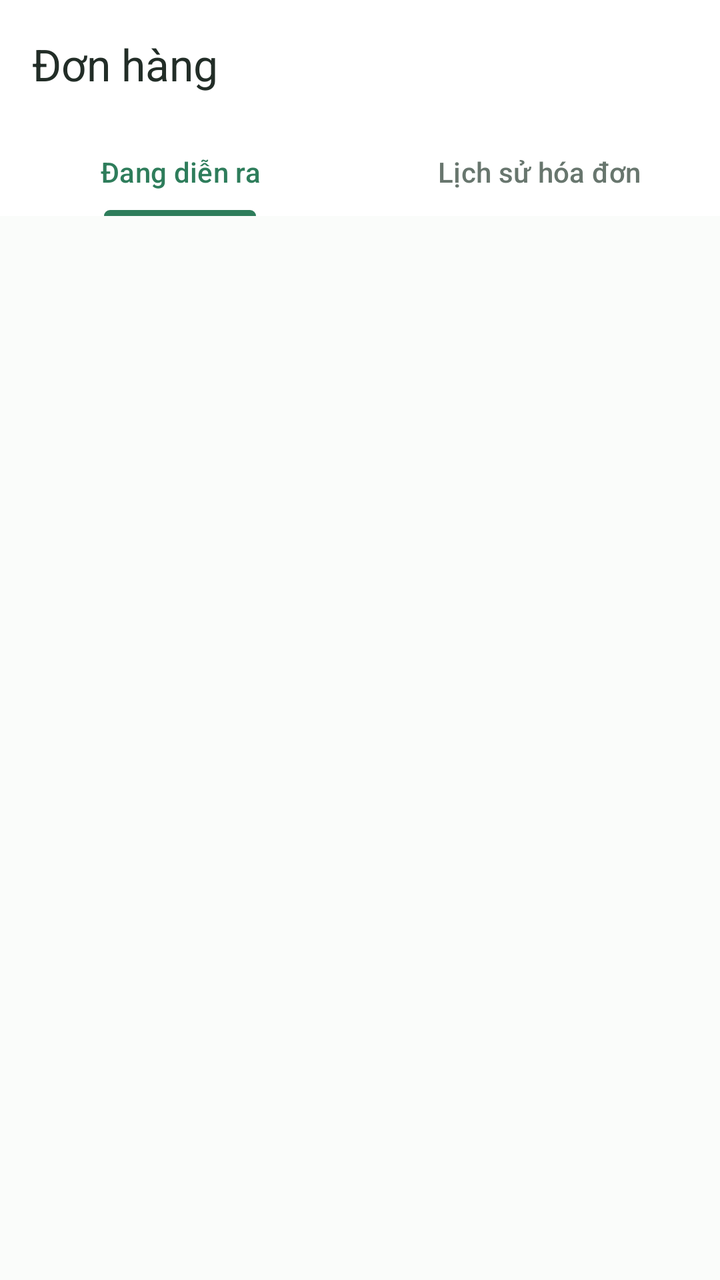
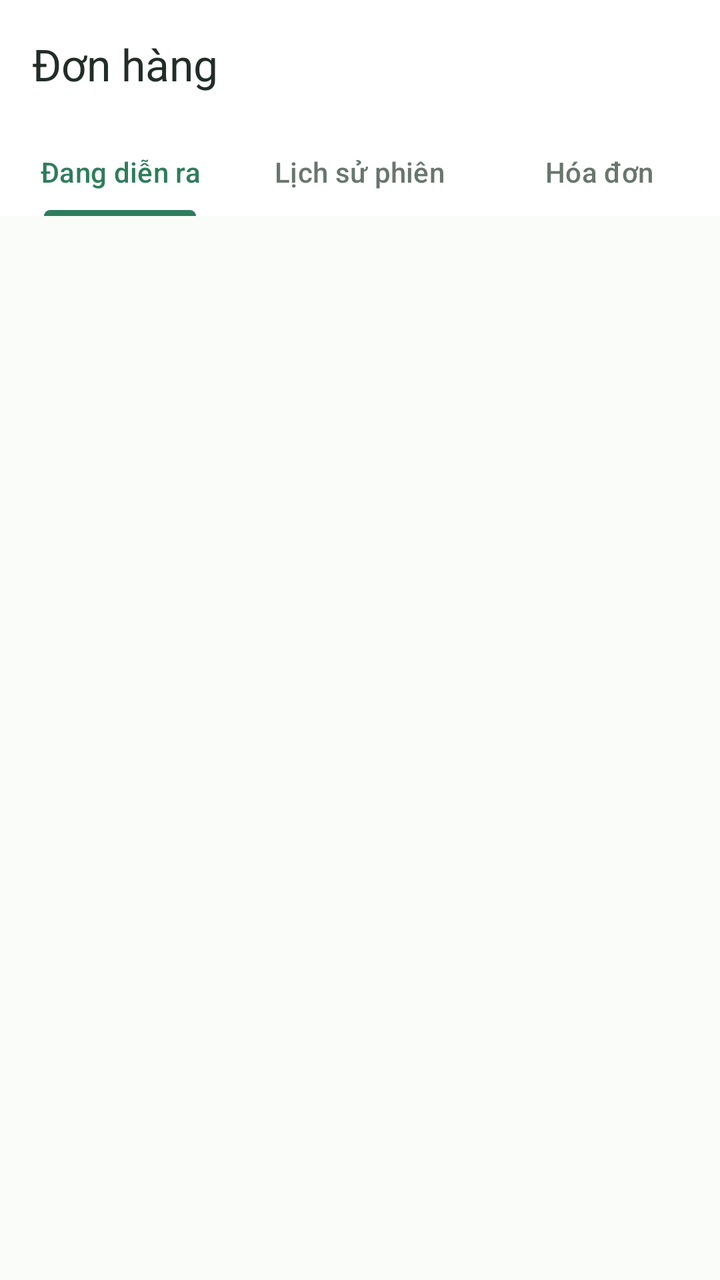

Compare the two renders of this Android layout. The source of the first and the diff that turns it into the second are given below.
<!-- AndroidManifest.xml: application theme Theme.VietTable -->
<!-- res/layout/fragment_order_history.xml -->
<?xml version="1.0" encoding="utf-8"?>
<androidx.coordinatorlayout.widget.CoordinatorLayout xmlns:android="http://schemas.android.com/apk/res/android"
    xmlns:app="http://schemas.android.com/apk/res-auto"
    android:layout_width="match_parent"
    android:layout_height="match_parent"
    android:background="@color/colorBackground">

    <com.google.android.material.appbar.AppBarLayout
        android:layout_width="match_parent"
        android:layout_height="wrap_content"
        android:background="@color/colorSurface"
        app:elevation="0dp">

        <com.google.android.material.appbar.MaterialToolbar
            android:id="@+id/toolbar"
            android:layout_width="match_parent"
            android:layout_height="?attr/actionBarSize"
            app:title="Đơn hàng"
            app:titleTextColor="@color/colorTextPrimary" />

        <com.google.android.material.tabs.TabLayout
            android:id="@+id/tabLayoutOrderHistory"
            android:layout_width="match_parent"
            android:layout_height="44dp"
            android:background="@color/colorSurface"
            app:tabIndicatorColor="@color/colorPrimary"
            app:tabSelectedTextColor="@color/colorPrimary"
            app:tabTextColor="@color/colorTextSecondary">

            <com.google.android.material.tabs.TabItem
                android:layout_width="wrap_content"
                android:layout_height="wrap_content"
                android:text="Đang diễn ra" />

            <com.google.android.material.tabs.TabItem
                android:layout_width="wrap_content"
                android:layout_height="wrap_content"
                android:text="Lịch sử hóa đơn" />
        </com.google.android.material.tabs.TabLayout>
    </com.google.android.material.appbar.AppBarLayout>

    <androidx.core.widget.NestedScrollView
        android:layout_width="match_parent"
        android:layout_height="match_parent"
        android:paddingBottom="80dp"
        app:layout_behavior="@string/appbar_scrolling_view_behavior">

        <LinearLayout
            android:layout_width="match_parent"
            android:layout_height="wrap_content"
            android:orientation="vertical"
            android:padding="16dp">

            
            <FrameLayout
                android:id="@+id/containerActiveSession"
                android:layout_width="match_parent"
                android:layout_height="wrap_content" />

            
            <LinearLayout
                android:id="@+id/layoutEmptyOngoing"
                android:layout_width="match_parent"
                android:layout_height="wrap_content"
                android:layout_marginTop="60dp"
                android:gravity="center"
                android:orientation="vertical"
                android:visibility="gone">

                <ImageView
                    android:layout_width="80dp"
                    android:layout_height="80dp"
                    android:background="@drawable/bg_badge"
                    android:backgroundTint="#F5F5F5"
                    android:padding="16dp"
                    android:src="@drawable/ic_cutlery"
                    app:tint="@color/colorTextSecondary" />

                <TextView
                    android:layout_width="wrap_content"
                    android:layout_height="wrap_content"
                    android:layout_marginTop="16dp"
                    android:fontFamily="sans-serif-medium"
                    android:text="Không có bàn ăn nào đang hoạt động"
                    android:textColor="@color/colorTextPrimary"
                    android:textSize="16sp" />

                <TextView
                    android:layout_width="wrap_content"
                    android:layout_height="wrap_content"
                    android:layout_marginTop="6dp"
                    android:gravity="center"
                    android:text="Hãy quét mã QR tại bàn khi bạn đến nhà hàng để bắt đầu gọi món."
                    android:textColor="@color/colorTextSecondary"
                    android:textSize="13sp" />

                <com.google.android.material.button.MaterialButton
                    android:id="@+id/btnEmptyScanQr"
                    style="@style/Widget.VietTable.Button.Primary"
                    android:layout_width="wrap_content"
                    android:layout_height="wrap_content"
                    android:layout_marginTop="20dp"
                    android:text="Quét mã QR tại bàn" />
            </LinearLayout>

            
            <androidx.recyclerview.widget.RecyclerView
                android:id="@+id/rvPastOrders"
                android:layout_width="match_parent"
                android:layout_height="wrap_content"
                android:nestedScrollingEnabled="false"
                android:visibility="gone" />

            
            <LinearLayout
                android:id="@+id/layoutEmptyPast"
                android:layout_width="match_parent"
                android:layout_height="wrap_content"
                android:layout_marginTop="60dp"
                android:gravity="center"
                android:orientation="vertical"
                android:visibility="gone">

                <ImageView
                    android:layout_width="80dp"
                    android:layout_height="80dp"
                    android:background="@drawable/bg_badge"
                    android:backgroundTint="#F5F5F5"
                    android:padding="16dp"
                    android:src="@drawable/ic_card"
                    app:tint="@color/colorTextSecondary" />

                <TextView
                    android:layout_width="wrap_content"
                    android:layout_height="wrap_content"
                    android:layout_marginTop="16dp"
                    android:fontFamily="sans-serif-medium"
                    android:text="Chưa có lịch sử đơn hàng"
                    android:textColor="@color/colorTextPrimary"
                    android:textSize="16sp" />
            </LinearLayout>

        </LinearLayout>
    </androidx.core.widget.NestedScrollView>

</androidx.coordinatorlayout.widget.CoordinatorLayout>
<!-- resources referenced by this layout -->
<resources>
  <color name="colorBackground">#FAFCFA</color>
  <color name="colorPrimary">#2E7D5B</color>
  <color name="colorSurface">#FFFFFF</color>
  <color name="colorTextPrimary">#222D27</color>
  <color name="colorTextSecondary">#68766E</color>
  <!-- drawable bg_badge (drawable) -->
  <?xml version="1.0" encoding="utf-8"?>
  <shape xmlns:android="http://schemas.android.com/apk/res/android"
      android:shape="rectangle">
      <corners android:radius="8dp" />
      <solid android:color="@color/surface" />
      <stroke android:width="1dp" android:color="@color/divider" />
  </shape>
  <style name="Theme.VietTable" parent="Base.Theme.VietTable" />
  <color name="surface">#FFFFFF</color>
  <color name="divider">#E9EFEB</color>
  <dimen name="btn_height_primary">52dp</dimen>
  <dimen name="radius_medium">12dp</dimen>
  <style name="TextAppearance.VietTable.Button" parent="TextAppearance.Material3.LabelLarge">
          <item name="android:textSize">@dimen/text_button</item>
          <item name="android:textStyle">bold</item>
          <item name="android:textAllCaps">false</item>
      </style>
  <dimen name="text_button">14sp</dimen>
  <color name="primary">#2E7D5B</color>
  <color name="primary_dark">#24654A</color>
  <color name="on_primary">#FFFFFF</color>
  <color name="primary_container">#EEF7F2</color>
  <color name="on_primary_container">#1B4E38</color>
  <color name="accent_gold">#CCA862</color>
  <color name="white">#FFFFFFFF</color>
  <color name="accent_gold_container">#FAF5EB</color>
  <color name="accent_gold_dark">#9E7D33</color>
  <color name="bg_cream">#FAFCFA</color>
  <color name="text_primary">#222D27</color>
  <color name="surface_variant">#F3F7F5</color>
  <color name="semantic_error">#D32F2F</color>
  <style name="Widget.VietTable.Button.Text" parent="Widget.Material3.Button.TextButton">
          <item name="backgroundTint">@android:color/transparent</item>
          <item name="android:backgroundTint">@android:color/transparent</item>
          <item name="android:textColor">@color/primary</item>
          <item name="android:textAppearance">@style/TextAppearance.VietTable.Button</item>
      </style>
  <style name="Widget.VietTable.Toolbar" parent="Widget.Material3.Toolbar">
          <item name="android:background">@color/surface</item>
          <item name="titleTextColor">@color/text_primary</item>
          <item name="subtitleTextColor">@color/text_secondary</item>
          <item name="navigationIconTint">@color/text_primary</item>
      </style>
  <color name="text_secondary">#68766E</color>
  <color name="transparent">#00000000</color>
  <dimen name="radius_large">16dp</dimen>
  <dimen name="card_elevation">1.5dp</dimen>
  <dimen name="card_stroke_width">1dp</dimen>
  <!-- drawable bg_bottom_nav_floating (drawable) -->
  <?xml version="1.0" encoding="utf-8"?>
  <shape xmlns:android="http://schemas.android.com/apk/res/android"
      android:shape="rectangle">
      <solid android:color="@color/surface" />
      <corners android:radius="24dp" />
      <stroke
          android:width="1dp"
          android:color="#E6EFEA" />
  </shape>
  <style name="Widget.VietTable.BottomNav.ActiveIndicator" parent="Widget.Material3.BottomNavigationView.ActiveIndicator">
          <item name="android:color">@color/primary_container</item>
          <item name="android:width">56dp</item>
          <item name="android:height">32dp</item>
          <item name="shapeAppearance">@style/ShapeAppearance.Material3.Corner.Full</item>
      </style>
  <style name="TextAppearance.VietTable.BottomNav.Label" parent="TextAppearance.Material3.LabelSmall">
          <item name="android:textSize">11sp</item>
          <item name="android:textStyle">normal</item>
      </style>
  <style name="TextAppearance.VietTable.BottomNav.Label.Active" parent="TextAppearance.Material3.LabelSmall">
          <item name="android:textSize">11sp</item>
          <item name="android:textStyle">bold</item>
      </style>
  <!-- unchanged entries left out for length: 13 -->
</resources>

<!-- the commit's change to res/layout/fragment_order_history.xml (unified diff, before → after) -->
@@ -35,7 +35,12 @@
             <com.google.android.material.tabs.TabItem
                 android:layout_width="wrap_content"
                 android:layout_height="wrap_content"
-                android:text="Lịch sử hóa đơn" />
+                android:text="Lịch sử phiên" />
+
+            <com.google.android.material.tabs.TabItem
+                android:layout_width="wrap_content"
+                android:layout_height="wrap_content"
+                android:text="Hóa đơn" />
         </com.google.android.material.tabs.TabLayout>
     </com.google.android.material.appbar.AppBarLayout>
 
@@ -67,7 +72,14 @@
                 android:orientation="vertical"
                 android:visibility="gone">
 
+                <com.google.android.material.progressindicator.CircularProgressIndicator
+                    android:id="@+id/progressHistoryInvoices"
+                    android:layout_width="40dp"
+                    android:layout_height="40dp"
+                    android:visibility="gone" />
+
                 <ImageView
+                    android:id="@+id/ivHistoryEmptyIcon"
                     android:layout_width="80dp"
                     android:layout_height="80dp"
                     android:background="@drawable/bg_badge"
@@ -77,6 +89,7 @@
                     app:tint="@color/colorTextSecondary" />
 
                 <TextView
+                    android:id="@+id/tvHistoryEmptyMessage"
                     android:layout_width="wrap_content"
                     android:layout_height="wrap_content"
                     android:layout_marginTop="16dp"
@@ -135,9 +148,18 @@
                     android:layout_height="wrap_content"
                     android:layout_marginTop="16dp"
                     android:fontFamily="sans-serif-medium"
-                    android:text="Chưa có lịch sử đơn hàng"
+                    android:text="Chưa có lịch sử phiên dùng bữa"
                     android:textColor="@color/colorTextPrimary"
                     android:textSize="16sp" />
+
+                <com.google.android.material.button.MaterialButton
+                    android:id="@+id/btnRetryHistoryInvoices"
+                    style="@style/Widget.VietTable.Button.Outlined"
+                    android:layout_width="wrap_content"
+                    android:layout_height="wrap_content"
+                    android:layout_marginTop="12dp"
+                    android:text="Thử tải lại"
+                    android:visibility="gone" />
             </LinearLayout>
 
         </LinearLayout>
